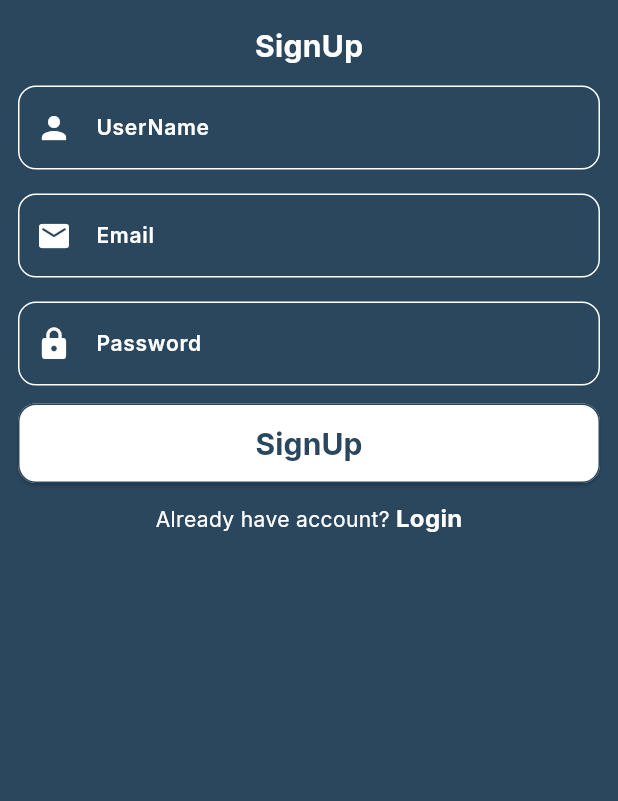
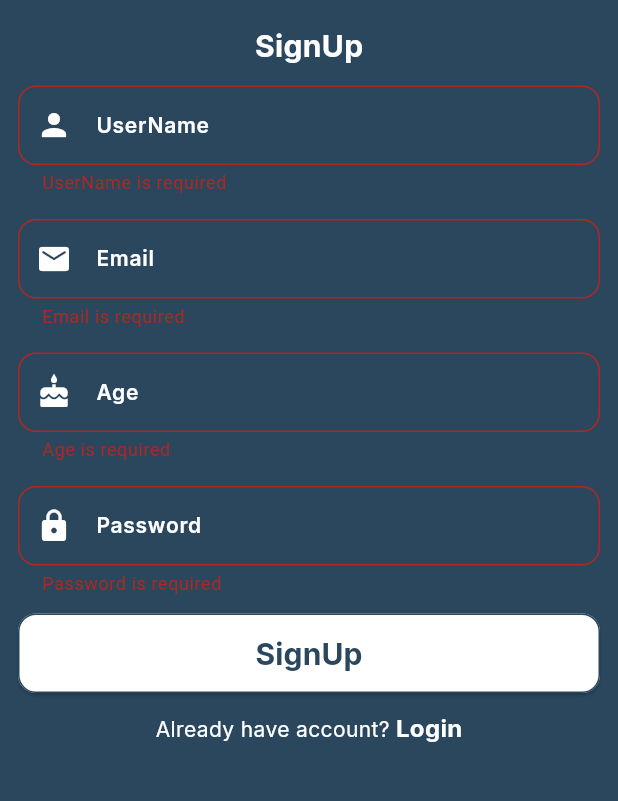
Before and after one commit to kareemezzat25/chat_app, a Flutter app: the SignUpView screen opened by its route, after a tap on "SignUp", on a phone screen of 412 x 824 dp, the part 303-1104 px from its top. Run offline on Flutter 3.47's test engine with Material 3 defaults, Android fonts, the phone set to English and light mode, and no system bars; our stand-ins replace cloud_firestore, firebase_auth, firebase_core, google_fonts; accounts and stored records are empty.

Commit message:
signup finish

```diff
--- /dev/null
+++ b/lib/firebase/firebase_manager.dart
@@ -0,0 +1,62 @@
+import 'dart:developer';
+
+import 'package:chat_app/models/user_model.dart';
+import 'package:cloud_firestore/cloud_firestore.dart';
+import 'package:firebase_auth/firebase_auth.dart';
+
+class FirebaseManager {
+  static CollectionReference<UserModel> getCollectioUser() {
+    return FirebaseFirestore.instance
+        .collection("users")
+        .withConverter<UserModel>(
+          fromFirestore: (snapshot, options) {
+            return UserModel.fromJson(snapshot.data()!);
+          },
+          toFirestore: (value, options) {
+            return value.toJson();
+          },
+        );
+  }
+
+  static Future<void> addUser(UserModel user) {
+    var collection = getCollectioUser();
+    var docRef = collection.doc(user.id);
+    return docRef.set(user);
+  }
+
+  static Future<void> signup({
+    required String email,
+    required String password,
+    required String username,
+    required String age,
+    required Function() onLoading,
+    required Function() onSuccess,
+    required Function(String message) onError,
+  }) async {
+    try {
+      onLoading();
+      final credential = await FirebaseAuth.instance
+          .createUserWithEmailAndPassword(email: email, password: password);
+
+      UserModel user = UserModel(
+        id: credential.user!.uid,
+        username: username,
+        email: email,
+        age: age,
+      );
+      addUser(user);
+      onSuccess();
+    } on FirebaseAuthException catch (e) {
+      if (e.code == 'weak-password') {
+        log('The password provided is too weak.');
+        onError('The password provided is too weak.');
+      } else if (e.code == 'email-already-in-use') {
+        log('The account already exists for that email.');
+        onError('The account already exists for that email.');
+      }
+    } catch (e) {
+      log(e.toString());
+      onError("SomeThing Went Wrong");
+    }
+  }
+}
--- a/lib/main.dart
+++ b/lib/main.dart
@@ -1,4 +1,5 @@
 import 'package:chat_app/firebase_options.dart';
+import 'package:chat_app/views/chat_view.dart';
 import 'package:chat_app/views/login_view.dart';
 import 'package:chat_app/views/signup_view.dart';
 import 'package:firebase_core/firebase_core.dart';
@@ -21,6 +22,7 @@ class ChatApp extends StatelessWidget {
       routes: {
         LoginView.routeName: (context) => LoginView(),
         SignUpView.routeName: (context) => SignUpView(),
+        ChatView.routeName: (context) => ChatView(),
       },
       initialRoute: LoginView.routeName,
     );
--- /dev/null
+++ b/lib/models/user_model.dart
@@ -0,0 +1,25 @@
+class UserModel {
+  String? id;
+  String? email;
+  String? age;
+  String? username;
+
+  UserModel({
+    required this.id,
+    required this.username,
+    required this.email,
+    required this.age,
+  });
+  static fromJson(Map<String, dynamic> json) {
+    return UserModel(
+      id: json['id'],
+      username: json['username'],
+      email: json['email'],
+      age: json['age'],
+    );
+  }
+
+  Map<String, dynamic> toJson() {
+    return {"id": id, "username": username, "email": email, "age": age};
+  }
+}
--- a/lib/views/signup_view.dart
+++ b/lib/views/signup_view.dart
@@ -1,4 +1,6 @@
 import 'package:chat_app/core/app_colors.dart';
+import 'package:chat_app/firebase/firebase_manager.dart';
+import 'package:chat_app/views/chat_view.dart';
 import 'package:chat_app/widgets/custom_button.dart';
 import 'package:chat_app/widgets/custom_text_field.dart';
 import 'package:flutter/material.dart';
@@ -9,6 +11,8 @@ class SignUpView extends StatelessWidget {
   TextEditingController emailController = TextEditingController();
   TextEditingController passwordController = TextEditingController();
   TextEditingController userNameController = TextEditingController();
+  TextEditingController ageController = TextEditingController();
+  GlobalKey<FormState> formKey = GlobalKey();
   SignUpView({super.key});
 
   @override
@@ -23,6 +27,8 @@ class SignUpView extends StatelessWidget {
         child: Padding(
           padding: const EdgeInsets.symmetric(horizontal: 12.0),
           child: Center(
+            child: Form(
+              key: formKey,
               child: Column(
                 children: [
                   Image.asset("assets/images/scholar.png"),
@@ -58,12 +64,94 @@ class SignUpView extends StatelessWidget {
                   ),
                   SizedBox(height: 16),
                   CustomTextField(
+                    labelText: "Age",
+                    controller: ageController,
+                    prefixIcon: Icons.cake,
+                  ),
+                  SizedBox(height: 16),
+                  CustomTextField(
                     labelText: "Password",
                     controller: passwordController,
                     prefixIcon: Icons.lock,
                   ),
                   SizedBox(height: 12),
-                CustomButton(buttonText: "SignUp", onTap: () {}),
+                  CustomButton(
+                    buttonText: "SignUp",
+                    onTap: () {
+                      if (formKey.currentState!.validate()) {
+                        FirebaseManager.signup(
+                          email: emailController.text,
+                          password: passwordController.text,
+                          username: userNameController.text,
+                          age: ageController.text,
+                          onLoading: () {
+                            showDialog(
+                              context: context,
+                              builder: (context) {
+                                return AlertDialog(
+                                  backgroundColor: Colors.transparent,
+                                  title: Center(
+                                    child: CircularProgressIndicator(
+                                      color: AppColors.primaryColor,
+                                    ),
+                                  ),
+                                );
+                              },
+                            );
+                            Future.delayed(Duration(seconds: 2));
+                          },
+                          onSuccess: () {
+                            Navigator.pushNamedAndRemoveUntil(
+                              context,
+                              ChatView.routeName,
+                              (route) => false,
+                            );
+                          },
+                          onError: (message) {
+                            showDialog(
+                              context: context,
+                              builder: (context) {
+                                return AlertDialog(
+                                  backgroundColor: AppColors.secondayColor,
+                                  title: Text(
+                                    "Error",
+                                    style: GoogleFonts.inter(
+                                      fontSize: 20,
+                                      fontWeight: FontWeight.bold,
+                                      color: AppColors.primaryColor,
+                                    ),
+                                  ),
+                                  content: Text(
+                                    message,
+                                    style: GoogleFonts.inter(
+                                      fontSize: 14,
+                                      fontWeight: FontWeight.w500,
+                                      color: Colors.grey[850],
+                                    ),
+                                  ),
+                                  actions: [
+                                    ElevatedButton(
+                                      onPressed: () {
+                                        Navigator.pop(context);
+                                        Navigator.pop(context);
+                                      },
+                                      style: ElevatedButton.styleFrom(
+                                        shape: RoundedRectangleBorder(
+                                          borderRadius:
+                                              BorderRadiusGeometry.circular(16),
+                                        ),
+                                      ),
+                                      child: Text("Ok"),
+                                    ),
+                                  ],
+                                );
+                              },
+                            );
+                          },
+                        );
+                      }
+                    },
+                  ),
                   SizedBox(height: 12),
                   InkWell(
                     onTap: () {
@@ -96,6 +184,7 @@ class SignUpView extends StatelessWidget {
             ),
           ),
         ),
+      ),
     );
   }
 }
--- a/lib/widgets/custom_text_field.dart
+++ b/lib/widgets/custom_text_field.dart
@@ -15,7 +15,40 @@ class CustomTextField extends StatelessWidget {
 
   @override
   Widget build(BuildContext context) {
-    return TextField(
+    return TextFormField(
+      validator: (value) {
+        if (value == null || value.isEmpty) {
+          return "$labelText is required";
+        } else if (labelText == "Email") {
+          final emailRegex = RegExp(
+            r"^[a-zA-Z0-9._%+-]+@[a-zA-Z0-9.-]+\.[a-zA-Z]{2,}$",
+          );
+
+          if (!emailRegex.hasMatch(value)) {
+            return "Please enter a valid email address";
+          }
+        } else if (labelText == "Age") {
+          final age = int.tryParse(value ?? '');
+          if (age == null) {
+            return "Please enter a valid number for age";
+          }
+
+          if (age < 12 || age > 65) {
+            return "Please enter a valid age from 12 to 65";
+          }
+        } else if (labelText == "Password") {
+          if (labelText.length < 6) {
+            return "Please Enter strong password";
+          }
+        }
+        return null;
+      },
+      cursorColor: AppColors.secondayColor,
+      style: GoogleFonts.inter(
+        fontSize: 14,
+        fontWeight: FontWeight.w500,
+        color: AppColors.secondayColor,
+      ),
       controller: controller,
       decoration: InputDecoration(
         labelText: labelText,
--- a/pubspec.yaml
+++ b/pubspec.yaml
@@ -36,6 +36,8 @@ dependencies:
   cupertino_icons: ^1.0.8
   firebase_core: ^3.13.1
   google_fonts: ^6.2.1
+  cloud_firestore: ^5.6.8
+  firebase_auth: ^5.5.4
 
 dev_dependencies:
   flutter_test:
```
Also changed, not shown: lib/views/chat_view.dart (added, +11 -0 lines), pubspec.lock, 4 other files. Lines whose indentation alone changed are shown as unchanged.
